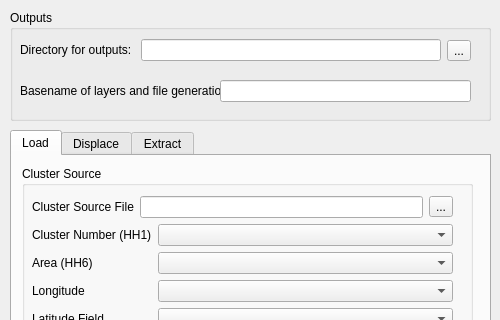
First picture: the form in plugin/mgp_dialog.ui, repository unicef-drp/mics-geocoding, before the edit; both pictures show x 0 to 500 and y 0 to 320 of the 500 by 622 pixel window.
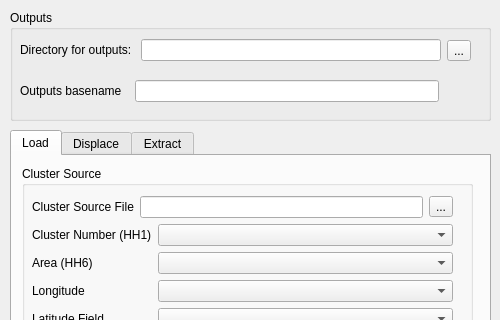
Second picture: the form after the edit.

Commit message: fix(ui): [2] Restore "output basename"

The edit to the form file:
```diff
--- a/plugin/mgp_dialog.ui
+++ b/plugin/mgp_dialog.ui
@@ -863,7 +863,7 @@
      <rect>
       <x>10</x>
       <y>70</y>
-      <width>201</width>
+      <width>101</width>
       <height>21</height>
      </rect>
     </property>
@@ -874,7 +874,7 @@
      </sizepolicy>
     </property>
     <property name="text">
-     <string>Basename of layers and file generation:</string>
+     <string>Outputs basename:</string>
     </property>
     <property name="wordWrap">
      <bool>false</bool>
@@ -883,9 +883,9 @@
    <widget class="QLineEdit" name="basenameLineEdit">
     <property name="geometry">
      <rect>
-      <x>210</x>
+      <x>125</x>
       <y>70</y>
-      <width>251</width>
+      <width>304</width>
       <height>22</height>
      </rect>
     </property>
```
The commit also changes 2 other files.
